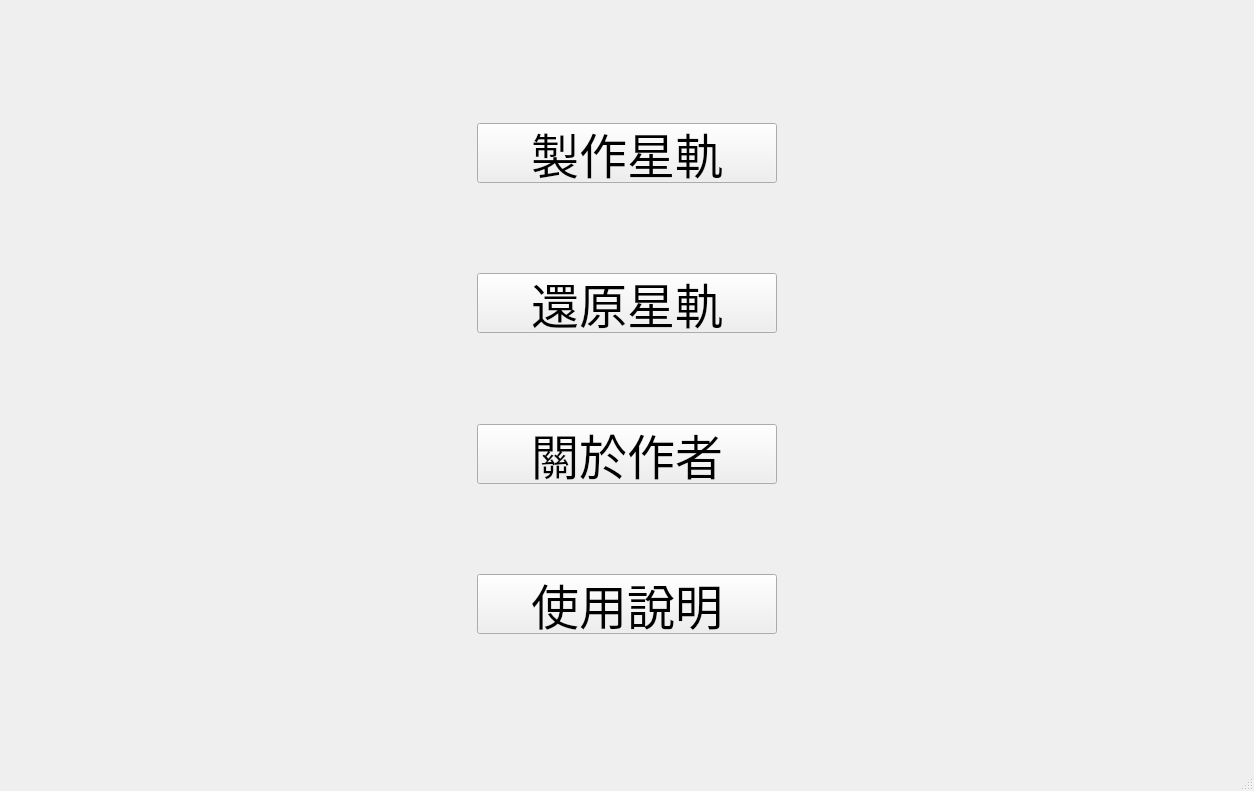
winston98321/ADIP-FinalProject, file Qt-with-OpenCV/mainwindow.ui: the form before one commit.
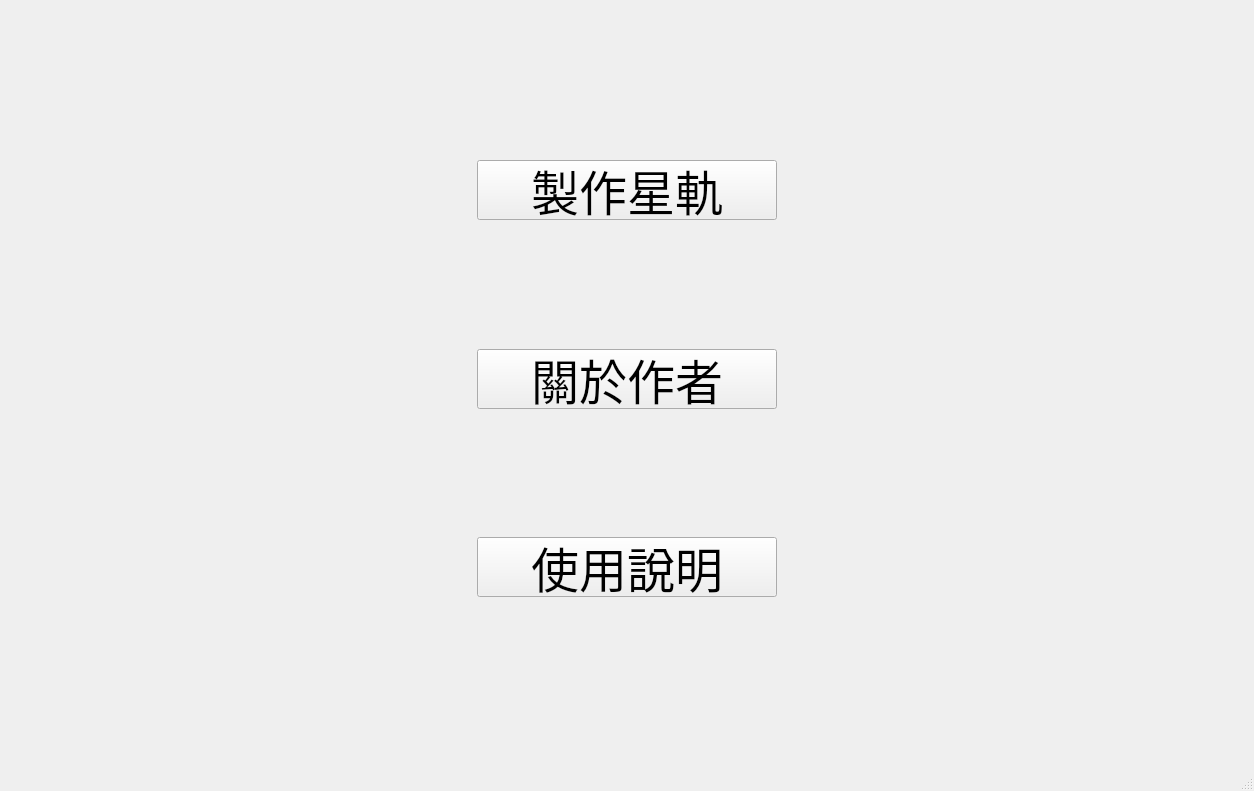
The form after the commit. The open tabs and pages were chosen to show the change. Custom widgets are drawn as their Qt base class.

What changed in the file:
```diff
--- a/Qt-with-OpenCV/mainwindow.ui
+++ b/Qt-with-OpenCV/mainwindow.ui
@@ -132,44 +132,6 @@
               </property>
              </spacer>
             </item>
-            <item>
-             <widget class="QPushButton" name="upload_2">
-              <property name="sizePolicy">
-               <sizepolicy hsizetype="Minimum" vsizetype="Expanding">
-                <horstretch>0</horstretch>
-                <verstretch>0</verstretch>
-               </sizepolicy>
-              </property>
-              <property name="maximumSize">
-               <size>
-                <width>300</width>
-                <height>60</height>
-               </size>
-              </property>
-              <property name="font">
-               <font>
-                <family>源泉圓體 M</family>
-                <pointsize>36</pointsize>
-               </font>
-              </property>
-              <property name="text">
-               <string>還原星軌</string>
-              </property>
-             </widget>
-            </item>
-            <item>
-             <spacer name="verticalSpacer_7">
-              <property name="orientation">
-               <enum>Qt::Vertical</enum>
-              </property>
-              <property name="sizeHint" stdset="0">
-               <size>
-                <width>20</width>
-                <height>40</height>
-               </size>
-              </property>
-             </spacer>
-            </item>
             <item>
              <widget class="QPushButton" name="about">
               <property name="sizePolicy">
```
Left out of the diff: 31 changed lines with no effect on the pictures.
